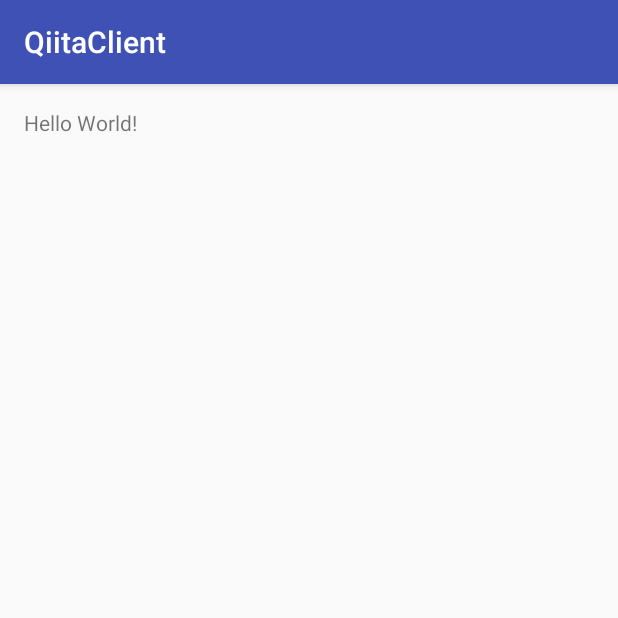
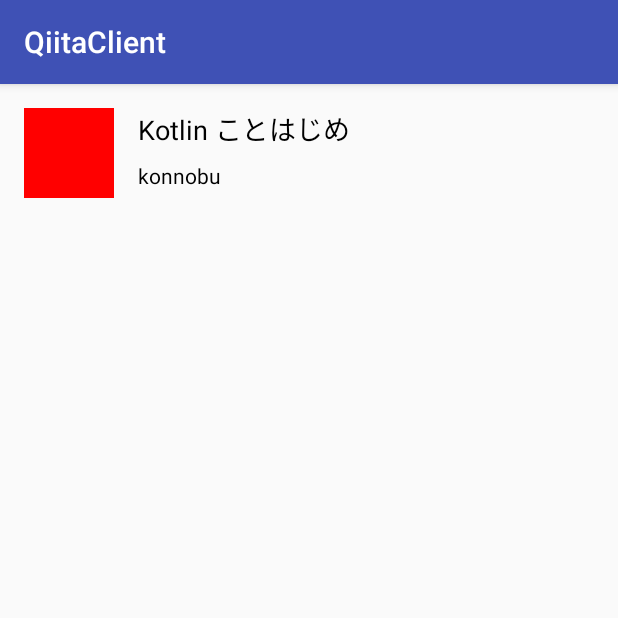
Before and after one commit to konnobu/QiitaClient, an Android app: the screen it shows after launch (MainActivity), on a phone screen of 412 x 824 dp, the top half of it. Run offline under Robolectric (Android 15) with nearby library versions, the phone set to English and light mode, and no system bars.

Commit message:
[add] article view

```diff
--- a/app/src/main/kotlin/xyz/yurue/nobu/qiitaclient/MainActivity.kt
+++ b/app/src/main/kotlin/xyz/yurue/nobu/qiitaclient/MainActivity.kt
@@ -2,11 +2,25 @@ package xyz.yurue.nobu.qiitaclient
 
 import android.support.v7.app.AppCompatActivity
 import android.os.Bundle
+import xyz.yurue.nobu.qiitaclient.model.Article
+import xyz.yurue.nobu.qiitaclient.model.User
+import xyz.yurue.nobu.qiitaclient.view.ArticleView
 
 class MainActivity : AppCompatActivity() {
 
     override fun onCreate(savedInstanceState: Bundle?) {
         super.onCreate(savedInstanceState)
-        setContentView(R.layout.activity_main)
+
+        // ArticleViewオブジェクトを生成
+        val articleView = ArticleView(applicationContext)
+
+        // Articleオブジェクトを生成して、ArticleViewオブジェクトにセット
+        articleView.setArticle(Article(id = "123",
+                title = "Kotlin ことはじめ",
+                url = "http://www.example.com/articles/123",
+                user = User(id = "456", name = "konnobu", profileImageUrl = "")))
+
+        // このアクティビティにArticleViewオブジェクトをセット
+        setContentView(articleView)
     }
 }
--- /dev/null
+++ b/app/src/main/kotlin/xyz/yurue/nobu/qiitaclient/view/ArticleView.kt
@@ -0,0 +1,49 @@
+package xyz.yurue.nobu.qiitaclient.view
+
+import android.content.Context
+import android.graphics.Color
+import android.util.AttributeSet
+import android.view.LayoutInflater
+import android.widget.FrameLayout
+import android.widget.ImageView
+import android.widget.TextView
+import xyz.yurue.nobu.qiitaclient.R
+import xyz.yurue.nobu.qiitaclient.model.Article
+
+class ArticleView : FrameLayout {
+
+    constructor(context: Context?) : super(context)
+
+    constructor(context: Context?,
+                attrs: AttributeSet?) : super(context, attrs)
+
+    constructor(context: Context?,
+                attrs: AttributeSet?,
+                defStyleAttr: Int) : super(context, attrs, defStyleAttr)
+
+    constructor(context: Context?,
+                attrs: AttributeSet?,
+                defStyleAttr: Int,
+                defStyleRes: Int) : super(context, attrs, defStyleAttr, defStyleRes)
+
+    var profileImageView: ImageView? = null
+
+    var titleTextView: TextView? = null
+
+    var userNameTextView: TextView? = null
+
+    init {
+        LayoutInflater.from(context).inflate(R.layout.view_article, this)
+        profileImageView = findViewById(R.id.profile_image_view) as ImageView
+        titleTextView = findViewById(R.id.title_text_view) as TextView
+        userNameTextView = findViewById(R.id.user_name_text_view) as TextView
+    }
+
+    fun setArticle(article: Article) {
+        titleTextView?.text = article.title
+        userNameTextView?.text = article.user.name
+
+        // TODO プロフィールに画像をセットする
+        profileImageView?.setBackgroundColor(Color.RED)
+    }
+}
```
